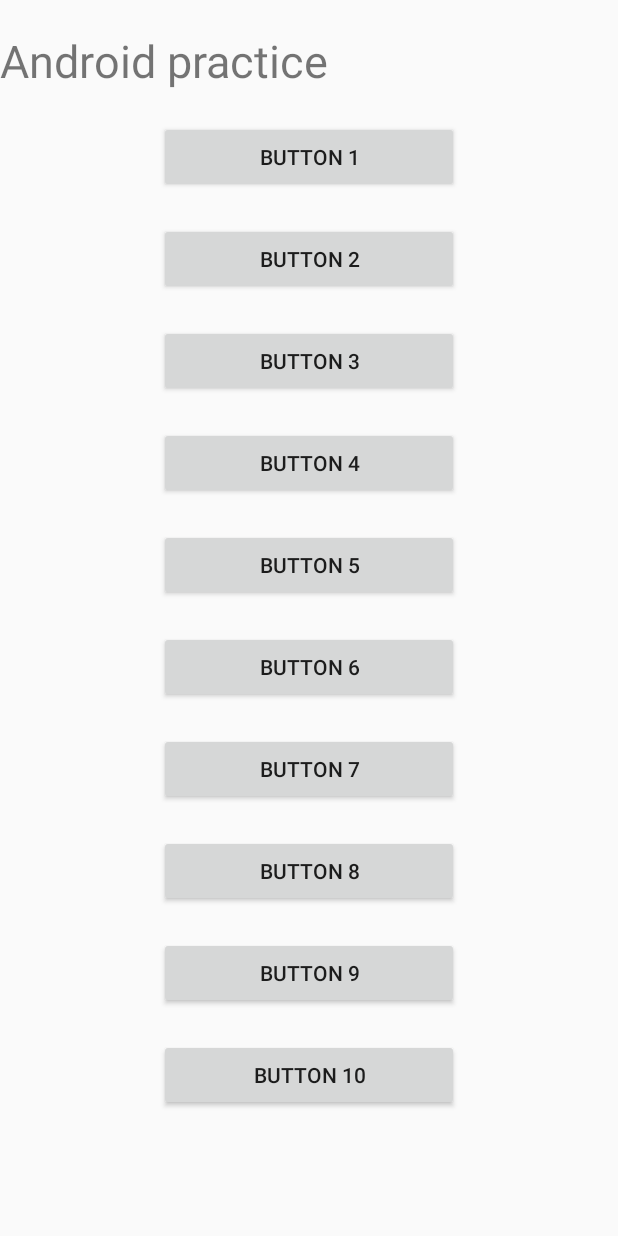
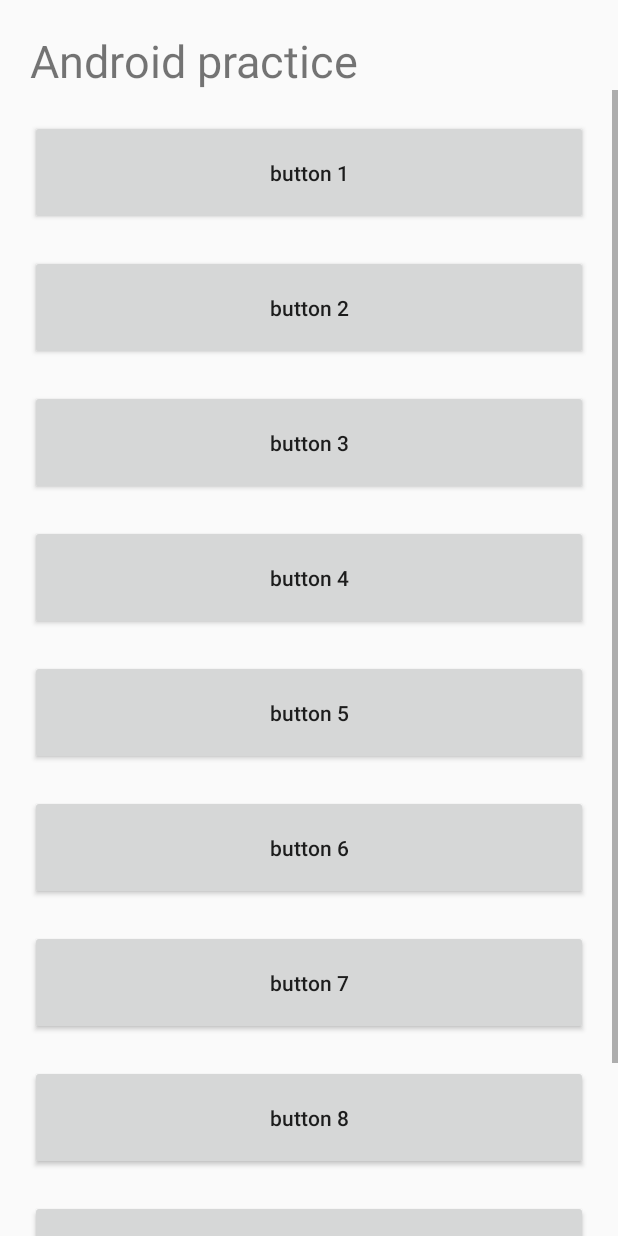
Before and after one commit to tutuchaoren22/Layout, an Android app: the layout activity_frame.xml on its own in the app's theme, with its tools: preview values and no code run, on a phone screen of 412 x 824 dp. Run offline under Robolectric (Android 15) with nearby library versions, the phone set to English and light mode, and no system bars.

Commit message:
[duyuqian] refactor: refactor the layout and button style

```diff
--- a/app/src/main/java/com/thoughtworks/layout/FrameActivity.java
+++ b/app/src/main/java/com/thoughtworks/layout/FrameActivity.java
@@ -14,7 +14,7 @@ public class FrameActivity extends AppCompatActivity {
         setContentView(R.layout.activity_frame);
         Button button = findViewById(R.id.back);
         button.setOnClickListener(
-                new View.OnClickListener(){
+                new View.OnClickListener() {
                     @Override
                     public void onClick(View view) {
                         finish();
--- a/app/src/main/res/layout/activity_frame.xml
+++ b/app/src/main/res/layout/activity_frame.xml
@@ -1,96 +1,111 @@
 <?xml version="1.0" encoding="utf-8"?>
-<ScrollView xmlns:android="http://schemas.android.com/apk/res/android"
+
+
+<FrameLayout xmlns:android="http://schemas.android.com/apk/res/android"
+    xmlns:tools="http://schemas.android.com/tools"
     android:layout_width="match_parent"
-    android:layout_height="match_parent">
+    android:layout_height="match_parent"
+    tools:context=".FrameActivity">
 
-    <FrameLayout xmlns:tools="http://schemas.android.com/tools"
+    <TextView
+        android:layout_width="wrap_content"
+        android:layout_height="wrap_content"
+        android:layout_marginLeft="20dp"
+        android:layout_marginTop="20dp"
+        android:text="@string/android_practice"
+        android:textSize="30sp" />
+
+    <ScrollView
         android:layout_width="match_parent"
         android:layout_height="match_parent"
-        tools:context=".FrameActivity">
+        android:layout_marginTop="60dp">
 
         <LinearLayout
             android:layout_width="match_parent"
             android:layout_height="match_parent"
-            android:orientation="vertical">
+            android:orientation="vertical"
+            android:paddingHorizontal="20dp">
 
-            <TextView
-                android:layout_width="wrap_content"
-                android:layout_height="wrap_content"
-                android:layout_marginTop="20dp"
-                android:text="@string/android_practice"
-                android:textSize="30sp"/>
 
             <Button
                 android:id="@+id/back"
-                android:layout_width="200dp"
-                android:layout_height="wrap_content"
+                android:layout_width="match_parent"
+                android:layout_height="70dp"
                 android:layout_gravity="center_horizontal"
                 android:layout_marginTop="20dp"
-                android:text="@string/button_name1" />
+                android:text="@string/button_name1"
+                android:textAllCaps="false" />
 
             <Button
-                android:layout_width="200dp"
-                android:layout_height="wrap_content"
+                android:layout_width="match_parent"
+                android:layout_height="70dp"
                 android:layout_gravity="center_horizontal"
                 android:layout_marginTop="20dp"
-                android:text="@string/button_name2_detail" />
+                android:text="@string/button_name2_detail"
+                android:textAllCaps="false" />
 
             <Button
-                android:layout_width="200dp"
-                android:layout_height="wrap_content"
+                android:layout_width="match_parent"
+                android:layout_height="70dp"
                 android:layout_gravity="center_horizontal"
                 android:layout_marginTop="20dp"
-                android:text="@string/button_name3" />
+                android:text="@string/button_name3"
+                android:textAllCaps="false" />
 
             <Button
-                android:layout_width="200dp"
-                android:layout_height="wrap_content"
+                android:layout_width="match_parent"
+                android:layout_height="70dp"
                 android:layout_gravity="center_horizontal"
                 android:layout_marginTop="20dp"
-                android:text="@string/button_name4" />
+                android:text="@string/button_name4"
+                android:textAllCaps="false" />
 
             <Button
-                android:layout_width="200dp"
-                android:layout_height="wrap_content"
+                android:layout_width="match_parent"
+                android:layout_height="70dp"
                 android:layout_gravity="center_horizontal"
                 android:layout_marginTop="20dp"
-                android:text="@string/button_name5" />
+                android:text="@string/button_name5"
+                android:textAllCaps="false" />
 
             <Button
-                android:layout_width="200dp"
-                android:layout_height="wrap_content"
+                android:layout_width="match_parent"
+                android:layout_height="70dp"
                 android:layout_gravity="center_horizontal"
                 android:layout_marginTop="20dp"
-                android:text="@string/button_name6" />
+                android:text="@string/button_name6"
+                android:textAllCaps="false" />
 
             <Button
-                android:layout_width="200dp"
-                android:layout_height="wrap_content"
+                android:layout_width="match_parent"
+                android:layout_height="70dp"
                 android:layout_gravity="center_horizontal"
                 android:layout_marginTop="20dp"
-                android:text="@string/button_name7" />
+                android:text="@string/button_name7"
+                android:textAllCaps="false" />
 
             <Button
-                android:layout_width="200dp"
-                android:layout_height="wrap_content"
+                android:layout_width="match_parent"
+                android:layout_height="70dp"
                 android:layout_gravity="center_horizontal"
                 android:layout_marginTop="20dp"
-                android:text="@string/button_name8" />
+                android:text="@string/button_name8"
+                android:textAllCaps="false" />
 
             <Button
-                android:layout_width="200dp"
-                android:layout_height="wrap_content"
+                android:layout_width="match_parent"
+                android:layout_height="70dp"
                 android:layout_gravity="center_horizontal"
                 android:layout_marginTop="20dp"
                 android:text="@string/button_name9" />
 
             <Button
-                android:layout_width="200dp"
-                android:layout_height="wrap_content"
+                android:layout_width="match_parent"
+                android:layout_height="70dp"
                 android:layout_gravity="center_horizontal"
                 android:layout_marginTop="20dp"
-                android:text="@string/button_name10" />
+                android:text="@string/button_name10"
+                android:textAllCaps="false" />
         </LinearLayout>
-
-    </FrameLayout>
-</ScrollView>
+    </ScrollView>
+</FrameLayout>
```
